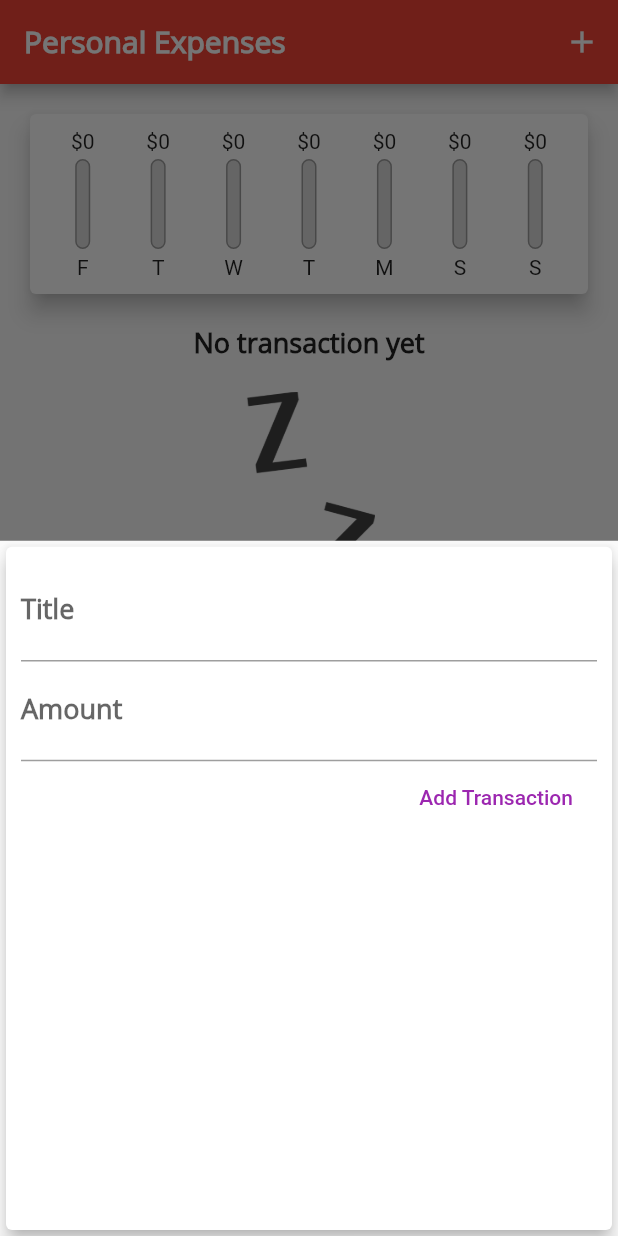
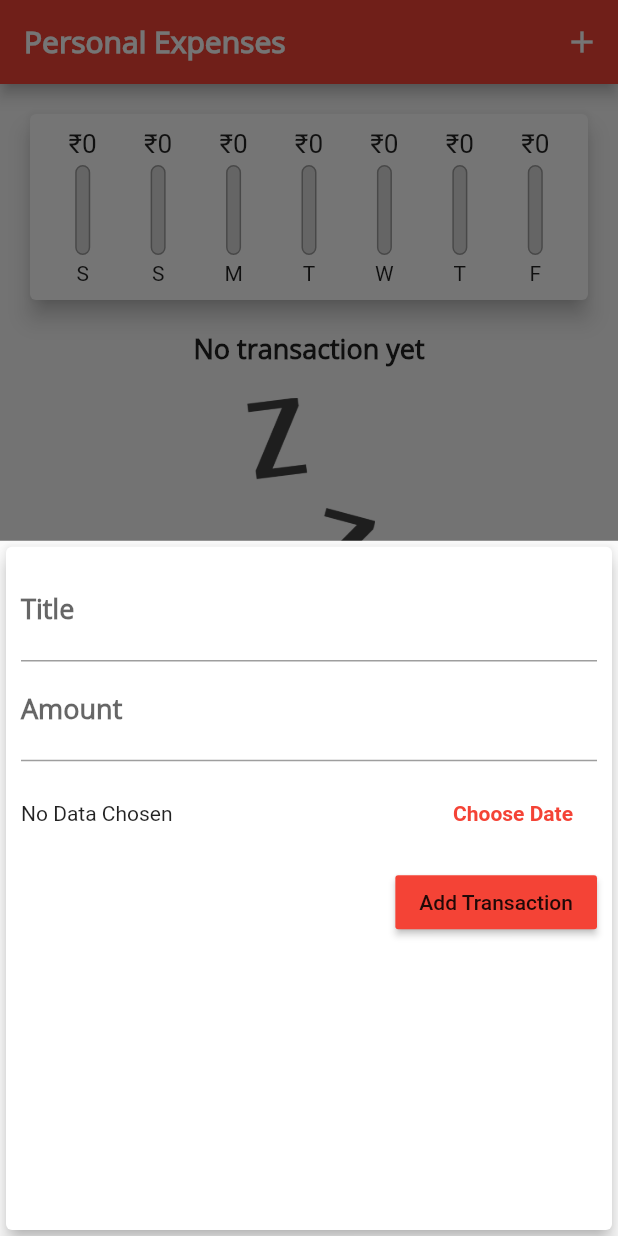
Before and after one commit to JeromeRufus/Transaction_app, a Flutter app: the screen it shows after launch, after a tap on the "add" icon, on a phone screen of 412 x 824 dp. Run offline on Flutter 3.47's test engine with Material 2 defaults, Android fonts, the phone set to English and light mode, and no system bars.

Commit message:
final polish

```diff
--- a/lib/main.dart
+++ b/lib/main.dart
@@ -18,6 +18,7 @@ class MyApp extends StatelessWidget {
       theme: ThemeData(
         primarySwatch: Colors.red,
         accentColor: Colors.grey,
+        errorColor: Colors.red,
         fontFamily: 'OpenSans',
         textTheme: ThemeData.light().textTheme.copyWith(
               titleMedium: TextStyle(
@@ -25,6 +26,7 @@ class MyApp extends StatelessWidget {
                 fontWeight: FontWeight.bold,
                 fontSize: 18,
               ),
+              //button: TextStyle(color: Colors.white),
             ),
         appBarTheme: AppBarTheme(
           titleTextStyle: TextStyle(
@@ -71,16 +73,25 @@ class _MyHomePageState extends State<MyHomePage> {
     }).toList();
   }
 
-  void _addNewTransaction(String txTitle, double txAmount) {
+  void _addNewTransaction(
+      String txTitle, double txAmount, DateTime chosenDate) {
     final newTx = Transaction(
       title: txTitle,
       amount: txAmount,
-      date: DateTime.now(),
+      date: chosenDate,
       id: DateTime.now().toString(),
     );
 
     setState(() {
       _userTransactions.add(newTx);
+    });
+  }
+
+  void _deleteTransaction(String id) {
+    setState(() {
+      _userTransactions.removeWhere((tx) {
+        return tx.id == id;
+      });
     });
   }
 
@@ -117,7 +128,9 @@ class _MyHomePageState extends State<MyHomePage> {
             Chart(_recentTransactions),
             Padding(
               padding: EdgeInsets.only(left: 16, right: 16, bottom: 20.0),
-              child: TransactionList(_userTransactions),
+              child: Expanded(
+                  child:
+                      TransactionList(_userTransactions, _deleteTransaction)),
             ),
           ],
         ),
--- a/lib/widgets/chart.dart
+++ b/lib/widgets/chart.dart
@@ -28,7 +28,7 @@ class Chart extends StatelessWidget {
         'day': DateFormat.E().format(weekDay).substring(0, 1),
         'amount': totalSum,
       };
-    });
+    }).reversed.toList();
   }
 
   double get totalSpending {
--- a/lib/widgets/chart_bar.dart
+++ b/lib/widgets/chart_bar.dart
@@ -11,7 +11,12 @@ class ChartBar extends StatelessWidget {
   Widget build(BuildContext context) {
     return Column(
       children: [
-        FittedBox(child: Text('\$${spendingAmount.toStringAsFixed(0)}')),
+        Container(
+          height: 20,
+          child: FittedBox(
+            child: Text('\u{20B9}${spendingAmount.toStringAsFixed(0)}'),
+          ),
+        ),
         SizedBox(
           height: 4,
         ),
--- a/lib/widgets/new_transcation.dart
+++ b/lib/widgets/new_transcation.dart
@@ -1,4 +1,5 @@
 import 'package:flutter/material.dart';
+import 'package:intl/intl.dart';
 
 class NewTransaction extends StatefulWidget {
   final Function addTx;
@@ -11,23 +12,41 @@ class NewTransaction extends StatefulWidget {
 
 class _NewTransactionState extends State<NewTransaction> {
   final titleController = TextEditingController();
-
   final amountController = TextEditingController();
+  DateTime? _selectedDate;
 
   void submitData() {
     final enteredTitle = titleController.text;
     final enteredAmount = double.parse(amountController.text);
 
-    if (enteredTitle.isEmpty || enteredAmount <= 0) {
+    if (enteredTitle.isEmpty || enteredAmount <= 0 || _selectedDate == null) {
       return;
     }
 
     widget.addTx(
       enteredTitle,
       enteredAmount,
+      _selectedDate,
     );
 
     Navigator.of(context).pop();
+  }
+
+  void _presentDataPicker() {
+    showDatePicker(
+      context: context,
+      initialDate: DateTime.now(),
+      firstDate: DateTime(2019),
+      lastDate: DateTime.now(),
+    ).then((pickedDate) {
+      if (pickedDate == null) {
+        return;
+      }
+      setState(() {
+        _selectedDate = pickedDate;
+      });
+    });
+    print('..');
   }
 
   @override
@@ -54,9 +73,34 @@ class _NewTransactionState extends State<NewTransaction> {
               onSubmitted: (_) => submitData(),
               // onChanged: (val) => amountInput = val,
             ),
-            FlatButton(
+            Container(
+              height: 70,
+              child: Row(
+                children: [
+                  Expanded(
+                    child: Text(
+                      _selectedDate == null
+                          ? 'No Data Chosen'
+                          : 'Picked Date:${DateFormat.yMd().format(_selectedDate!)}',
+                    ),
+                  ),
+                  FlatButton(
+                    textColor: Theme.of(context).primaryColor,
+                    onPressed: () {
+                      _presentDataPicker();
+                    },
+                    child: Text(
+                      'Choose Date',
+                      style: TextStyle(fontWeight: FontWeight.bold),
+                    ),
+                  ),
+                ],
+              ),
+            ),
+            RaisedButton(
               child: Text('Add Transaction'),
-              textColor: Colors.purple,
+              color: Theme.of(context).primaryColor,
+              textColor: Theme.of(context).textTheme.button!.color,
               onPressed: submitData,
             ),
           ],
--- a/lib/widgets/transaction_list.dart
+++ b/lib/widgets/transaction_list.dart
@@ -5,13 +5,14 @@ import '../models/transaction.dart';
 
 class TransactionList extends StatelessWidget {
   final List<Transaction> transactions;
+  final Function deleteTx;
 
-  TransactionList(this.transactions);
+  TransactionList(this.transactions, this.deleteTx);
 
   @override
   Widget build(BuildContext context) {
     return Container(
-      height: 300,
+      height: 450,
       child: transactions.isEmpty
           ? Column(
               children: [
@@ -44,7 +45,8 @@ class TransactionList extends StatelessWidget {
                       child: Padding(
                         padding: EdgeInsets.all(10),
                         child: FittedBox(
-                            child: Text('\$${transactions[index].amount}')),
+                            child:
+                                Text('\u{20B9}${transactions[index].amount}')),
                       ),
                     ),
                     title: Text(
@@ -54,6 +56,13 @@ class TransactionList extends StatelessWidget {
                     subtitle: Text(
                       DateFormat.yMMMd().format(transactions[index].date),
                     ),
+                    trailing: IconButton(
+                      icon: Icon(Icons.delete),
+                      color: Theme.of(context).errorColor,
+                      onPressed: () {
+                        deleteTx(transactions[index].id);
+                      },
+                    ),
                   ),
                 );
               },
```
